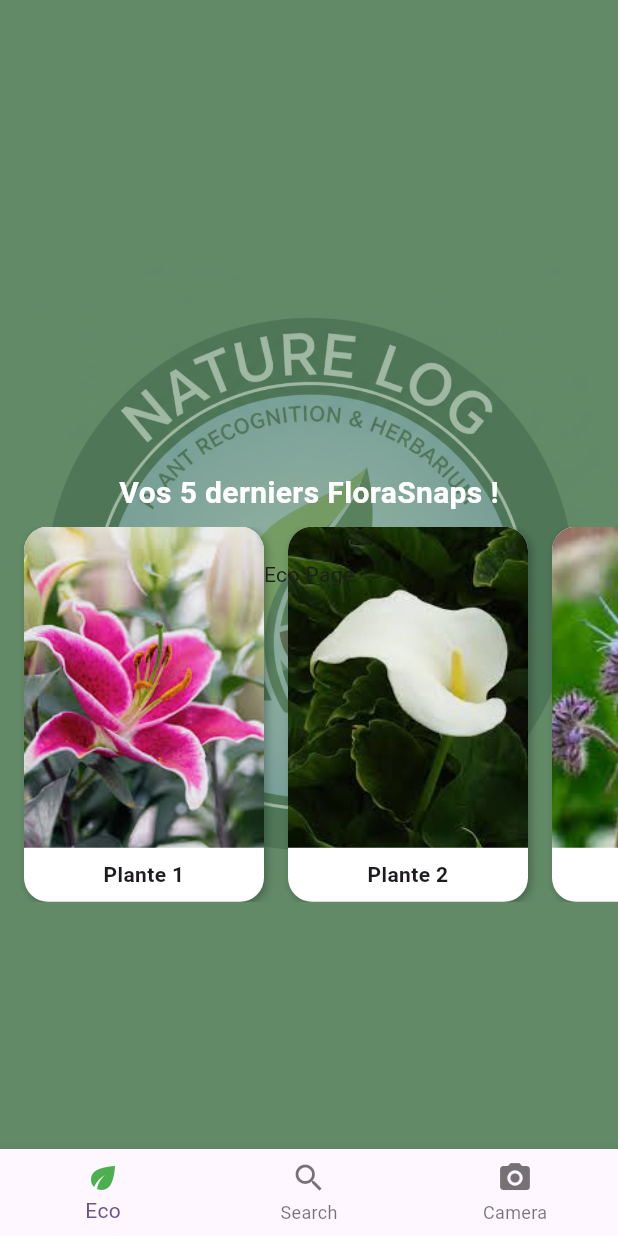
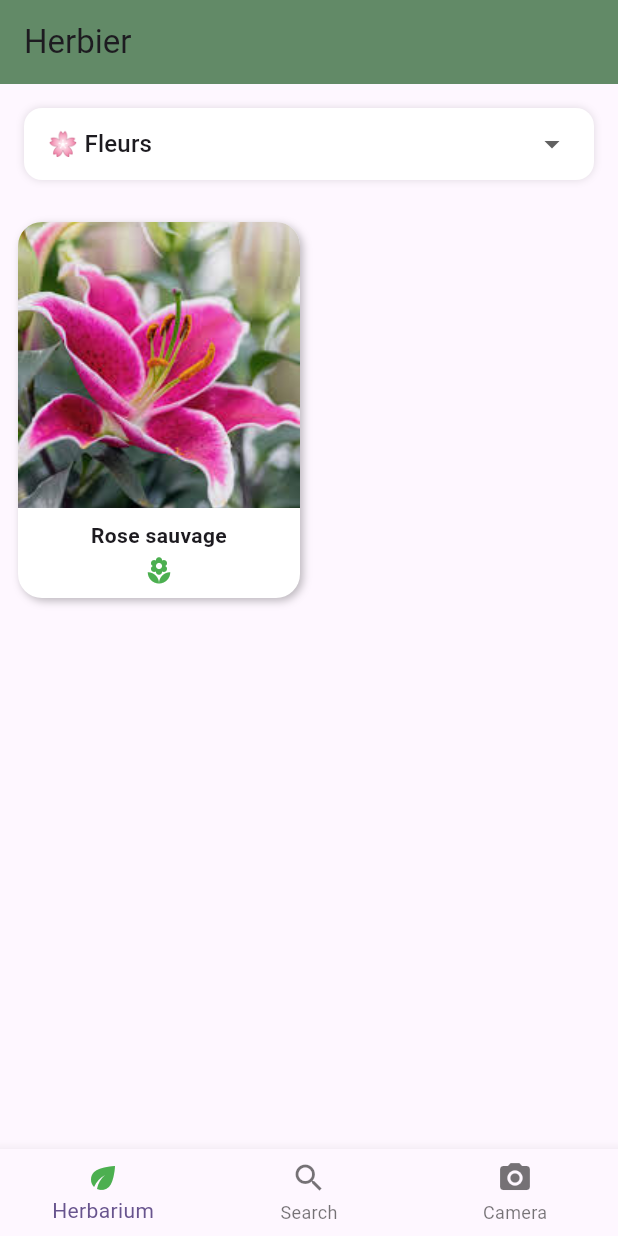
Before and after one commit to juleseseo/NatureLogFlutter, a Flutter app: the screen it shows after launch, on a phone screen of 412 x 824 dp. Run offline on Flutter 3.47's test engine with Material 3 defaults, Android fonts, the phone set to English and light mode, and no system bars; our stand-ins replace bloc, camera, flutter_bloc.

Commit message:
Set up of the herbarium

```diff
--- a/lib/main.dart
+++ b/lib/main.dart
@@ -3,6 +3,7 @@ import 'package:camera/camera.dart';
 import 'package:flutter_bloc/flutter_bloc.dart';
 import 'package:nature_log_flutter/repository/plant_repository.dart';
 import 'package:nature_log_flutter/ui/screens/camera.dart';
+import 'package:nature_log_flutter/ui/screens/herbarium.dart';
 import 'cubits/camera_cubit.dart';
 import 'ui/screens/home.dart';
 
@@ -26,6 +27,7 @@ class MyApp extends StatelessWidget {
         routes: {
           '/home': (context) => const HomePage(),
           '/camera': (context) => CameraScreen(camera: cameras.first),
+          '/herbarium': (context) => const HerbariumPage(),
         },
         theme: ThemeData(
           colorScheme: ColorScheme.fromSeed(seedColor: Colors.deepPurple),
--- a/lib/ui/screens/herbarium.dart
+++ b/lib/ui/screens/herbarium.dart
@@ -0,0 +1,197 @@
+import 'package:flutter/material.dart';
+
+enum FloraType { fleur, feuille, fruit, plante }
+
+class FloraSnap {
+  final String name;
+  final String imagePath;
+  final FloraType type;
+
+  FloraSnap({
+    required this.name,
+    required this.imagePath,
+    required this.type,
+  });
+}
+
+class HerbariumPage extends StatefulWidget {
+  const HerbariumPage({super.key});
+
+  @override
+  State<HerbariumPage> createState() => _HerbariumPageState();
+}
+
+class _HerbariumPageState extends State<HerbariumPage> {
+  FloraType selectedType = FloraType.fleur;
+
+  final List<FloraSnap> snaps = [
+    FloraSnap(
+      name: 'Rose sauvage',
+      imagePath: 'resources/plante1.jpeg',
+      type: FloraType.fleur,
+    ),
+    FloraSnap(
+      name: 'Feuille de chêne',
+      imagePath: 'resources/plante2.jpeg',
+      type: FloraType.feuille,
+    ),
+    FloraSnap(
+      name: 'Pomme verte',
+      imagePath: 'resources/plante3.jpeg',
+      type: FloraType.fruit,
+    ),
+    FloraSnap(
+      name: 'Jeune érable',
+      imagePath: 'resources/plante4.jpeg',
+      type: FloraType.plante,
+    ),
+  ];
+
+  @override
+  Widget build(BuildContext context) {
+    final filteredSnaps =
+    snaps.where((snap) => snap.type == selectedType).toList();
+
+    return Scaffold(
+      appBar: AppBar(
+        title: const Text('Herbier'),
+        backgroundColor: const Color(0xFF628A67),
+      ),
+      body: Column(
+        children: [
+          // Dropdown filtre
+          Padding(
+            padding: const EdgeInsets.all(16),
+            child: Container(
+              padding: const EdgeInsets.symmetric(horizontal: 16),
+              decoration: BoxDecoration(
+                color: Colors.white,
+                borderRadius: BorderRadius.circular(12),
+                boxShadow: const [
+                  BoxShadow(
+                    color: Colors.black12,
+                    blurRadius: 4,
+                  ),
+                ],
+              ),
+              child: DropdownButtonHideUnderline(
+                child: DropdownButton<FloraType>(
+                  value: selectedType,
+                  isExpanded: true,
+                  icon: const Icon(Icons.arrow_drop_down),
+                  onChanged: (FloraType? newValue) {
+                    if (newValue != null) {
+                      setState(() {
+                        selectedType = newValue;
+                      });
+                    }
+                  },
+                  items: const [
+                    DropdownMenuItem(
+                      value: FloraType.fleur,
+                      child: Text('🌸 Fleurs'),
+                    ),
+                    DropdownMenuItem(
+                      value: FloraType.feuille,
+                      child: Text('🍃 Feuilles'),
+                    ),
+                    DropdownMenuItem(
+                      value: FloraType.fruit,
+                      child: Text('🍎 Fruits'),
+                    ),
+                    DropdownMenuItem(
+                      value: FloraType.plante,
+                      child: Text('🌱 Plante entière'),
+                    ),
+                  ],
+                ),
+              ),
+            ),
+          ),
+
+          // Grille Pokédex
+          Expanded(
+            child: GridView.builder(
+              padding: const EdgeInsets.all(12),
+              gridDelegate: const SliverGridDelegateWithFixedCrossAxisCount(
+                crossAxisCount: 2,
+                crossAxisSpacing: 12,
+                mainAxisSpacing: 12,
+                childAspectRatio: 0.75,
+              ),
+              itemCount: filteredSnaps.length,
+              itemBuilder: (context, index) {
+                final snap = filteredSnaps[index];
+                return _buildFloraCard(snap);
+              },
+            ),
+          ),
+        ],
+      ),
+    );
+  }
+
+  Widget _buildFloraCard(FloraSnap snap) {
+    return Container(
+      decoration: BoxDecoration(
+        color: Colors.white,
+        borderRadius: BorderRadius.circular(16),
+        boxShadow: const [
+          BoxShadow(
+            color: Colors.black26,
+            blurRadius: 4,
+            offset: Offset(2, 2),
+          ),
+        ],
+      ),
+      child: Column(
+        children: [
+          Expanded(
+            child: ClipRRect(
+              borderRadius:
+              const BorderRadius.vertical(top: Radius.circular(16)),
+              child: Image.asset(
+                snap.imagePath,
+                fit: BoxFit.cover,
+                width: double.infinity,
+              ),
+            ),
+          ),
+          Padding(
+            padding: const EdgeInsets.all(8),
+            child: Column(
+              children: [
+                Text(
+                  snap.name,
+                  textAlign: TextAlign.center,
+                  style: const TextStyle(
+                    fontWeight: FontWeight.bold,
+                  ),
+                ),
+                const SizedBox(height: 4),
+                Icon(
+                  _iconForType(snap.type),
+                  color: Colors.green,
+                  size: 20,
+                ),
+              ],
+            ),
+          ),
+        ],
+      ),
+    );
+  }
+
+  IconData _iconForType(FloraType type) {
+    switch (type) {
+      case FloraType.fleur:
+        return Icons.local_florist;
+      case FloraType.feuille:
+        return Icons.eco;
+      case FloraType.fruit:
+        return Icons.apple;
+      case FloraType.plante:
+        return Icons.park;
+    }
+  }
+}
--- a/lib/ui/screens/home.dart
+++ b/lib/ui/screens/home.dart
@@ -1,4 +1,5 @@
 import 'package:flutter/material.dart';
+import 'package:nature_log_flutter/ui/screens/herbarium.dart';
 
 import '../../main.dart';
 import 'camera.dart';
@@ -19,14 +20,12 @@ class _HomePageState extends State<HomePage> {
     });
   }
 
-
-
   @override
   Widget build(BuildContext context) {
 
     final List<Widget> _pages = <Widget>[
-      const Center(child: Text('Eco Page')),
-      const Center(child: Text('Search Page')),
+      HerbariumPage(),
+      const Center(child: Text('')),
       CameraScreen(camera: cameras.first),
     ];
 
@@ -92,7 +91,7 @@ class _HomePageState extends State<HomePage> {
         items: const [
           BottomNavigationBarItem(
             icon: Icon(Icons.eco, color: Colors.green),
-            label: 'Eco',
+            label: 'Herbarium',
           ),
           BottomNavigationBarItem(
             icon: Icon(Icons.search),
```
